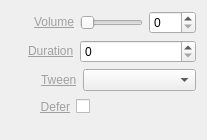
The window that trunk/Widgets/Inspector/InspectorVolumeWidget.ui (cambell-prince/casparcg-client) describes before a commit, drawn with Qt 5.
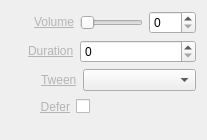
The same window after the commit.

Patch:
```diff
--- a/trunk/Widgets/Inspector/InspectorVolumeWidget.ui
+++ b/trunk/Widgets/Inspector/InspectorVolumeWidget.ui
@@ -38,7 +38,7 @@
      <item>
       <widget class="QLabel" name="labelVolume">
        <property name="text">
-        <string>&lt;a href=&quot;Volume&quot; style=&quot;color: #A0A0A0;&quot;&gt;Volume&lt;/a&gt;</string>
+        <string>&lt;a href=&quot;Volume&quot; style=&quot;color: #B4B4B4;&quot;&gt;Volume&lt;/a&gt;</string>
        </property>
       </widget>
      </item>
@@ -82,7 +82,7 @@
      <item>
       <widget class="QLabel" name="labelDuration">
        <property name="text">
-        <string>&lt;a href=&quot;Duration&quot; style=&quot;color: #A0A0A0;&quot;&gt;Duration&lt;/a&gt;</string>
+        <string>&lt;a href=&quot;Duration&quot; style=&quot;color: #B4B4B4;&quot;&gt;Duration&lt;/a&gt;</string>
        </property>
       </widget>
      </item>
@@ -122,7 +122,7 @@
      <item>
       <widget class="QLabel" name="labelEasing">
        <property name="text">
-        <string>&lt;a href=&quot;Tween&quot; style=&quot;color: #A0A0A0;&quot;&gt;Tween&lt;/a&gt;</string>
+        <string>&lt;a href=&quot;Tween&quot; style=&quot;color: #B4B4B4;&quot;&gt;Tween&lt;/a&gt;</string>
        </property>
       </widget>
      </item>
@@ -159,7 +159,7 @@
      <item>
       <widget class="QLabel" name="labelDefer">
        <property name="text">
-        <string>&lt;a href=&quot;Defer&quot; style=&quot;color: #A0A0A0;&quot;&gt;Defer&lt;/a&gt;</string>
+        <string>&lt;a href=&quot;Defer&quot; style=&quot;color: #B4B4B4;&quot;&gt;Defer&lt;/a&gt;</string>
        </property>
        <property name="alignment">
         <set>Qt::AlignRight|Qt::AlignTrailing|Qt::AlignVCenter</set>
```
